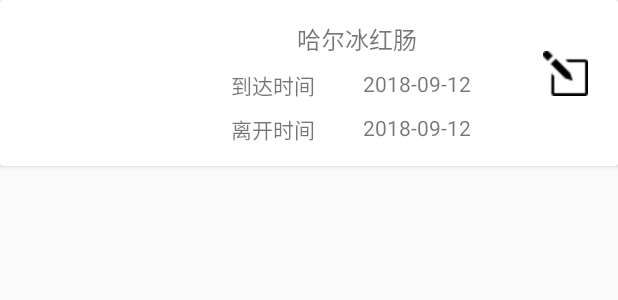
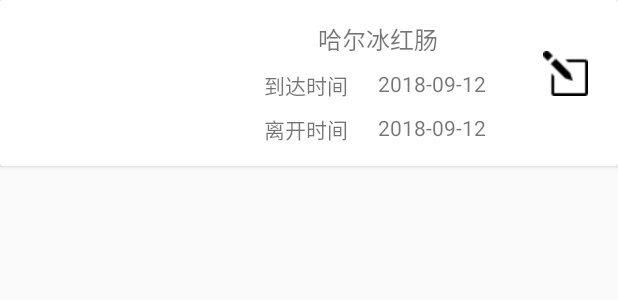
Before and after one commit to MilkZS/JustGo, an Android app: the layout recycler_list_card_view_log.xml on its own in the app's theme, with its tools: preview values and no code run, on a phone screen of 412 x 824 dp. Shown: the top 300 px of the screen. Run offline under Robolectric (Android 15) with nearby library versions, the phone set to English and light mode, and no system bars.

Commit message:
init layout #44

```diff
--- a/app/src/main/res/layout/recycler_list_card_view_log.xml
+++ b/app/src/main/res/layout/recycler_list_card_view_log.xml
@@ -26,7 +26,7 @@
             android:id="@+id/main_fragment_log_title"
             android:layout_width="120dp"
             android:layout_height="20dp"
-            android:layout_marginEnd="64dp"
+            android:layout_marginEnd="50dp"
             android:layout_marginTop="14dp"
             android:textAlignment="center"
             android:textSize="@dimen/text_size_title"
@@ -39,7 +39,7 @@
             android:id="@+id/main_fragment_log_arrive_lable"
             android:layout_width="@dimen/width_label"
             android:layout_height="@dimen/height_label_log"
-            android:layout_marginEnd="28dp"
+            android:layout_marginEnd="16dp"
             android:text="@string/design_label_log"
             android:textSize="@dimen/text_size_sub_title"
             app:layout_constraintEnd_toStartOf="@+id/main_fragment_log_leave_time"
@@ -68,7 +68,7 @@
             android:id="@+id/main_fragment_log_leave_time"
             android:layout_width="@dimen/width_label_log"
             android:layout_height="@dimen/height_label_log"
-            android:layout_marginEnd="40dp"
+            android:layout_marginEnd="30dp"
             android:layout_marginTop="12dp"
             android:textSize="@dimen/text_size_sub_title"
             app:layout_constraintEnd_toStartOf="@+id/edit_img_log"
@@ -76,6 +76,7 @@
             tools:text="2018-09-12" />
 
         <ImageView
+            android:visibility="visible"
             android:id="@+id/edit_img_log"
             android:layout_width="30dp"
             android:layout_height="30dp"
@@ -85,5 +86,27 @@
             app:layout_constraintEnd_toEndOf="parent"
             app:layout_constraintTop_toTopOf="parent" />
 
+        <Button
+            android:id="@+id/log_edit_yes"
+            android:visibility="invisible"
+            android:layout_width="@dimen/log_bt_width_yn"
+            android:layout_height="@dimen/log_bt_height_yn"
+            android:layout_marginEnd="16dp"
+            android:layout_marginTop="17dp"
+            android:text="@string/bt_yes"
+            android:textSize="12sp"
+            app:layout_constraintEnd_toEndOf="parent"
+            app:layout_constraintTop_toTopOf="parent" />
+
+        <Button
+            android:id="@+id/log_edit_no"
+            android:visibility="invisible"
+            android:layout_width="@dimen/log_bt_width_yn"
+            android:layout_height="@dimen/log_bt_height_yn"
+            android:layout_marginTop="4dp"
+            android:text="@string/bt_no"
+            android:textSize="12sp"
+            app:layout_constraintEnd_toEndOf="@+id/log_edit_yes"
+            app:layout_constraintTop_toBottomOf="@+id/log_edit_yes" />
     </android.support.constraint.ConstraintLayout>
 </android.support.v7.widget.CardView>
--- a/app/src/main/res/values/dimens_log.xml
+++ b/app/src/main/res/values/dimens_log.xml
@@ -14,4 +14,6 @@
     <dimen name="height_label_log">21dp</dimen>
     <dimen name="width_label_log">80dp</dimen>
 
+    <dimen name="log_bt_width_yn">50dp</dimen>
+    <dimen name="log_bt_height_yn">34dp</dimen>
 </resources>
--- a/app/src/main/res/values/strings.xml
+++ b/app/src/main/res/values/strings.xml
@@ -117,4 +117,9 @@
         <item>澳门特别行政区</item>
     </string-array>
     <!-- ======================= locate  end   ========================== -->
+
+    <!-- for log -->
+    <string name="bt_yes">确定</string>
+    <string name="bt_no">取消</string>
+
 </resources>
```
Also changed, not shown: app/src/main/java/com/milkzs/android/wheretotravel/MainFragment/adapter/LogListAdapter.java (+34 -0 lines).
